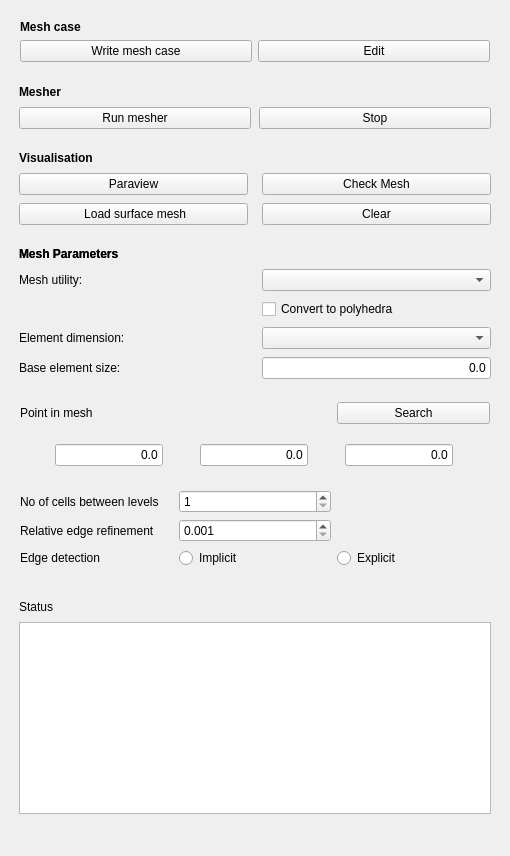
First picture: the form in core/gui/TaskPanelCfdMesh.ui, repository jaheyns/CfdOF, before the edit.
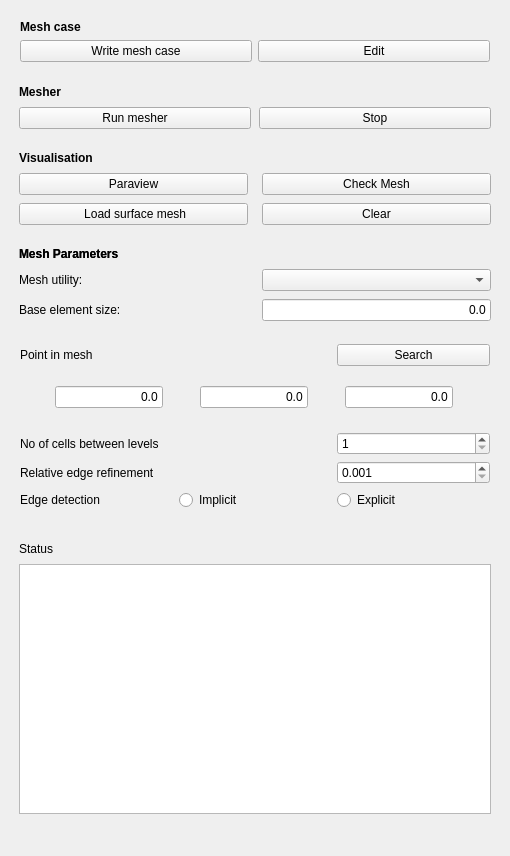
Second picture: the form after the edit. Custom widgets are drawn as their Qt base class.

Commit message: Combine poly mesh conversion into mesh utility selection to streamline UI a bit

Patch:
```diff
--- a/core/gui/TaskPanelCfdMesh.ui
+++ b/core/gui/TaskPanelCfdMesh.ui
@@ -179,27 +179,29 @@
 					<property name="verticalSpacing">
 						<number>8</number>
 					</property>
-					<item row="5" column="0">
-						<widget class="QLabel" name="l_max">
+                    <item row="0" column="0">
+                        <widget class="QLabel" name="label">
+                            <property name="font">
+                                <font>
+                                    <weight>75</weight>
+                                    <bold>true</bold>
+                                </font>
+                            </property>
 							<property name="text">
-								<string>Base element size:</string>
+                                <string>Mesh Parameters</string>
 							</property>
 						</widget>
 					</item>
-					<item row="4" column="0">
-						<widget class="QLabel" name="l_dimension">
-							<property name="enabled">
-								<bool>true</bool>
+                    <item row="0" column="0">
+                        <widget class="QLabel" name="label">
+                            <property name="font">
+                                <font>
+                                    <weight>75</weight>
+                                    <bold>true</bold>
+                                </font>
 							</property>
 							<property name="text">
-								<string>Element dimension:</string>
-							</property>
-						</widget>
-					</item>
-					<item row="4" column="1">
-						<widget class="QComboBox" name="cb_dimension">
-							<property name="toolTip">
-								<string/>
+                                <string>Mesh Parameters</string>
 							</property>
 						</widget>
 					</item>
@@ -210,15 +212,10 @@
 							</property>
 						</widget>
 					</item>
-					<item row="0" column="0">
-						<widget class="QLabel" name="label">
-							<property name="font">
-								<font>
-									<bold>true</bold>
-								</font>
-							</property>
+                    <item row="3" column="0">
+                        <widget class="QLabel" name="l_max">
 							<property name="text">
-								<string>Mesh Parameters</string>
+                                <string>Base element size:</string>
 							</property>
 						</widget>
 					</item>
@@ -229,7 +226,7 @@
 							</property>
 						</widget>
 					</item>
-					<item row="5" column="1">
+                    <item row="3" column="1">
 						<widget class="Gui::InputField" name="if_max">
 							<property name="sizePolicy">
 								<sizepolicy hsizetype="Preferred" vsizetype="Fixed">
@@ -260,25 +257,6 @@
 							</property>
 						</widget>
 					</item>
-					<item row="0" column="0">
-						<widget class="QLabel" name="label">
-							<property name="font">
-								<font>
-									<bold>true</bold>
-								</font>
-							</property>
-							<property name="text">
-								<string>Mesh Parameters</string>
-							</property>
-						</widget>
-					</item>
-					<item row="3" column="1">
-						<widget class="QCheckBox" name="checkbox_convert_tets">
-							<property name="text">
-								<string>Convert to polyhedra</string>
-							</property>
-						</widget>
-					</item>
 				</layout>
 			</item>
 			<item>
@@ -323,7 +301,38 @@
 									<property name="rightMargin">
 										<number>0</number>
 									</property>
-									<item row="1" column="1">
+                                    <item row="2" column="0">
+                                        <widget class="QLabel" name="label_99">
+                                            <property name="text">
+                                                <string>Edge detection</string>
+                                            </property>
+                                        </widget>
+                                    </item>
+                                    <item row="2" column="1">
+                                        <widget class="QRadioButton" name="radio_implicit_edge_detection">
+                                            <property name="text">
+                                                <string>Implicit</string>
+                                            </property>
+                                        </widget>
+                                    </item>
+                                    <item row="2" column="2">
+                                        <widget class="QRadioButton" name="radio_explicit_edge_detection">
+                                            <property name="text">
+                                                <string>Explicit</string>
+                                            </property>
+                                        </widget>
+                                    </item>
+                                    <item row="0" column="2">
+                                        <widget class="QSpinBox" name="if_cellsbetweenlevels">
+                                            <property name="minimum">
+                                                <number>1</number>
+                                            </property>
+                                            <property name="maximum">
+                                                <number>100</number>
+                                            </property>
+                                        </widget>
+                                    </item>
+                                    <item row="1" column="2">
 										<widget class="QDoubleSpinBox" name="if_edgerefine">
 											<property name="decimals">
 												<number>3</number>
@@ -339,67 +348,20 @@
 											</property>
 										</widget>
 									</item>
-									<item row="0" column="0">
+                                    <item row="0" column="0" colspan="2">
 										<widget class="QLabel" name="label_14">
 											<property name="text">
 												<string>No of cells between levels</string>
 											</property>
 										</widget>
 									</item>
-									<item row="0" column="1">
-										<widget class="QSpinBox" name="if_cellsbetweenlevels">
-											<property name="minimum">
-												<number>1</number>
-											</property>
-											<property name="maximum">
-												<number>100</number>
-											</property>
-										</widget>
-									</item>
-									<item row="1" column="0">
+                                    <item row="1" column="0" colspan="2">
 										<widget class="QLabel" name="label_15">
 											<property name="text">
 												<string>Relative edge refinement</string>
 											</property>
 										</widget>
 									</item>
-									<item row="2" column="0" colspan="1">
-											<widget class="QLabel" name="label_99">
-												<property name="text">
-												<string>Edge detection</string>
-											</property>
-											</widget>
-									</item>
-									<item row="2" column="1" colspan="1">
-											<widget class="QRadioButton" name="radio_implicit_edge_detection">
-												<property name="geometry">
-													<rect>
-														<x>110</x>
-														<y>0</y>
-														<width>110</width>
-														<height>24</height>
-													</rect>
-												</property>
-												<property name="text">
-													<string>Implicit</string>
-												</property>
-											</widget>
-									</item>
-									<item row="2" column="2" colspan="1">
-											<widget class="QRadioButton" name="radio_explicit_edge_detection">
-												<property name="geometry">
-													<rect>
-														<x>70</x>
-														<y>0</y>
-														<width>110</width>
-														<height>24</height>
-													</rect>
-												</property>
-												<property name="text">
-													<string>Explicit</string>
-												</property>
-											</widget>
-									</item>
 								</layout>
 							</widget>
 						</item>
@@ -407,6 +369,7 @@
 							<widget class="QLabel" name="label_4">
 								<property name="font">
 									<font>
+                                        <weight>50</weight>
 										<bold>false</bold>
 									</font>
 								</property>
```
Left out of the diff: 21 changed lines with no effect on the pictures. Lines whose indentation alone changed are shown as unchanged. The commit also changes 2 other files.
